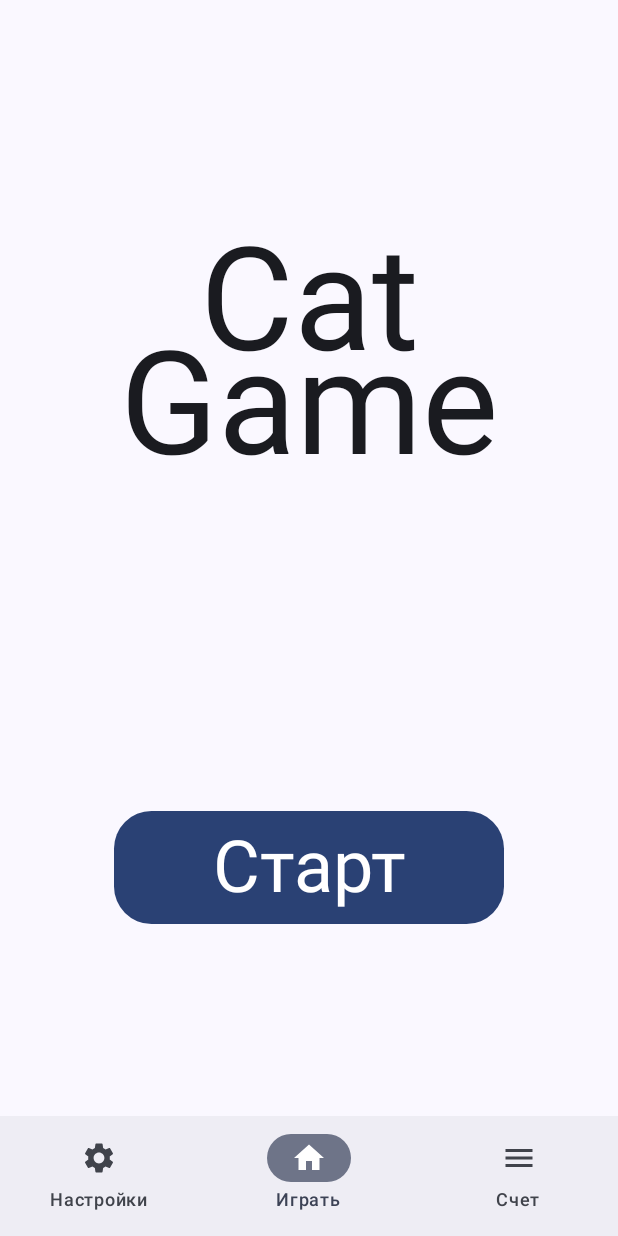
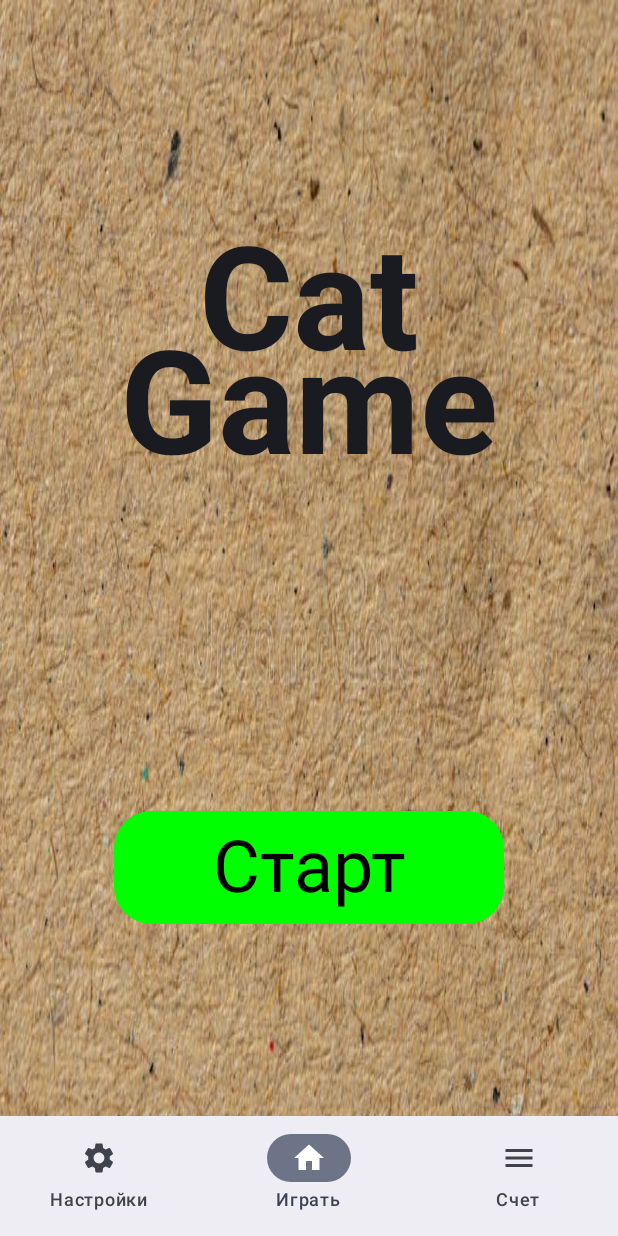
Before and after one commit to twiceamonth/cat-game, an Android app built with Jetpack Compose: the screen it shows after launch (MainActivity), on a phone screen of 412 x 824 dp. Run offline under Robolectric (Android 15) with nearby library versions, the phone set to English and light mode, and no system bars; our stand-ins replace Room's generated code; 1 statement that could not run was skipped.

Commit message:
Added: - mousse and background assets - random changing assets - fixes

```diff
--- a/app/src/main/java/tpu/mav26/catgame/CatGameViewModel.kt
+++ b/app/src/main/java/tpu/mav26/catgame/CatGameViewModel.kt
@@ -1,6 +1,10 @@
 package tpu.mav26.catgame
 
 import android.content.Context
+import android.os.Build
+import android.util.DisplayMetrics
+import android.view.WindowManager
+import androidx.annotation.RequiresApi
 import androidx.lifecycle.ViewModel
 import androidx.lifecycle.viewModelScope
 import androidx.room.Room
@@ -24,6 +28,9 @@ class CatGameViewModel(context: Context) : ViewModel() {
 
     /*              States              */
 
+    val mouseImageList = mutableListOf<Int>()
+    val bcgImageList = mutableListOf<Int>()
+
     private val _settingsState = MutableStateFlow(Settings())
     val settingsState: StateFlow<Settings> = _settingsState
 
@@ -38,6 +45,24 @@ class CatGameViewModel(context: Context) : ViewModel() {
             _settingsState.value = db.dao().getSettings()
             _scoreState.value = db.dao().getScore()
         }
+
+        for (i in 1..4) {
+            mouseImageList.add(
+                context.resources.getIdentifier(
+                    "m_$i",
+                    "drawable",
+                    context.packageName
+                )
+            )
+            bcgImageList.add(
+                context.resources.getIdentifier(
+                    "b_$i",
+                    "drawable",
+                    context.packageName
+                )
+            )
+        }
+
         // при первом заупуске приложния чтобы были мышки
         changeMouseCount(_settingsState.value.mouseCount)
     }
@@ -52,19 +77,26 @@ class CatGameViewModel(context: Context) : ViewModel() {
             db.dao().updateSettings(_settingsState.value)
 
             _gameState.value.mouseList.forEach {
-                it.size = Consts.baseMouseSize * newVal
+                it.size = when(newVal) {
+                    1 -> Consts.baseMouseSize * newVal // 50
+                    2 -> Consts.baseMouseSize * newVal - 40 // 60
+                    3 -> Consts.baseMouseSize * newVal - 80 // 70
+                    4 -> Consts.baseMouseSize * newVal - 120 // 80
+                    5 -> Consts.baseMouseSize * newVal - 160 // 90
+                    else -> Consts.baseMouseSize
+                }
             }
         }
     }
 
     fun changeMouseCount(newVal: Int) {
         viewModelScope.launch(Dispatchers.IO) {
-            while (newVal > _gameState.value.mouseList.size ) {
+            while (newVal > _gameState.value.mouseList.size) {
                 _gameState.value = _gameState.value.copy(
                     mouseList = _gameState.value.mouseList.plus(
                         Mouse(
                             Consts.baseMouseSize,
-                            R.drawable.cat_splash
+                            mouseImageList[Random.nextInt(0, 3)]
                         )
                     )
                 )
@@ -131,7 +163,7 @@ class CatGameViewModel(context: Context) : ViewModel() {
 
     fun plusHitClick() {
         _gameState.value = _gameState.value.copy(
-            hitClicks = _gameState.value.hitClicks + 1
+            hitClicks = _gameState.value.hitClicks + 1,
         )
     }
 }
--- a/app/src/main/java/tpu/mav26/catgame/Consts.kt
+++ b/app/src/main/java/tpu/mav26/catgame/Consts.kt
@@ -6,5 +6,6 @@ object Consts {
     val BottomBarItems = listOf(
         BottomBarScreens.Settings, BottomBarScreens.Main, BottomBarScreens.Score
     )
+
     val baseMouseSize = 50
 }
--- a/app/src/main/java/tpu/mav26/catgame/data/database/modelDto.kt
+++ b/app/src/main/java/tpu/mav26/catgame/data/database/modelDto.kt
@@ -6,7 +6,7 @@ import androidx.room.PrimaryKey
 @Entity
 data class Settings(
     @PrimaryKey(autoGenerate = true) val id: Int = 0,
-    var mouseSize: Int = 3,
+    var mouseSize: Int = 2,
     var mouseCount: Int = 3,
     var mouseSpeed: Int = 3
 )
--- a/app/src/main/java/tpu/mav26/catgame/data/model/Mouse.kt
+++ b/app/src/main/java/tpu/mav26/catgame/data/model/Mouse.kt
@@ -2,5 +2,5 @@ package tpu.mav26.catgame.data.model
 
 data class Mouse(
     var size: Int,
-    val img: Int
+    var img: Int
 )
--- a/app/src/main/java/tpu/mav26/catgame/navigation/AppNavGraph.kt
+++ b/app/src/main/java/tpu/mav26/catgame/navigation/AppNavGraph.kt
@@ -20,6 +20,7 @@ import tpu.mav26.catgame.ui.screens.Game
 import tpu.mav26.catgame.ui.screens.Score
 import tpu.mav26.catgame.ui.screens.Settings
 import tpu.mav26.catgame.ui.screens.SplashScreen
+import kotlin.random.Random
 
 @Composable
 fun AppNavGraph(
@@ -27,6 +28,10 @@ fun AppNavGraph(
     navController: NavHostController,
     modifier: Modifier = Modifier
 ) {
+    var randomBackground by remember {
+        mutableIntStateOf(viewModel.bcgImageList[Random.nextInt(0, 3)])
+    }
+
     NavHost(navController = navController, startDestination = Routes.CAT_GAME_SPLASH) {
         composable(Routes.CAT_GAME_SPLASH) {
             SplashScreen(navController = navController)
@@ -35,9 +40,11 @@ fun AppNavGraph(
         composable(Routes.CAT_GAME_GAME) {
             Game(
                 viewModel = viewModel,
+                randomBackground = randomBackground,
                 modifier = modifier,
                 onGoHome = {
                     viewModel.onExitSaveScore()
+                    randomBackground = viewModel.bcgImageList[Random.nextInt(0, 3)]
                     navController.navigate(Routes.CAT_GAME_HOME) {
                         popUpTo(Routes.CAT_GAME_GAME) {
                             inclusive = true
@@ -69,6 +76,7 @@ fun AppNavGraph(
                         )
 
                         Routes.CAT_GAME_MAIN -> CatGameMain(
+                            randomBackground = randomBackground,
                             modifier = modifier.padding(innerPadding),
                             onStart = {
                                 navController.navigate(Routes.CAT_GAME_GAME) {
--- a/app/src/main/java/tpu/mav26/catgame/ui/conponents/SettingsElement.kt
+++ b/app/src/main/java/tpu/mav26/catgame/ui/conponents/SettingsElement.kt
@@ -12,6 +12,7 @@ import androidx.compose.foundation.layout.fillMaxWidth
 import androidx.compose.foundation.layout.height
 import androidx.compose.foundation.layout.offset
 import androidx.compose.foundation.layout.size
+import androidx.compose.foundation.shape.RoundedCornerShape
 import androidx.compose.material.icons.Icons
 import androidx.compose.material.icons.filled.KeyboardArrowDown
 import androidx.compose.material.icons.filled.KeyboardArrowUp
@@ -109,7 +110,10 @@ fun AnimatedNumber(
         modifier = Modifier
             .size(40.dp)
             .offset(y = offset)
-            .background(if (isSelected) Color.Green else Color.Gray)
+            .background(
+                color = if (isSelected) Color.Green else Color.Gray,
+                shape = RoundedCornerShape(15.dp)
+            )
     ) {
         Text(
             text = number.toString(),
--- a/app/src/main/java/tpu/mav26/catgame/ui/screens/CatGameMain.kt
+++ b/app/src/main/java/tpu/mav26/catgame/ui/screens/CatGameMain.kt
@@ -1,5 +1,6 @@
 package tpu.mav26.catgame.ui.screens
 
+import androidx.compose.foundation.Image
 import androidx.compose.foundation.layout.Arrangement
 import androidx.compose.foundation.layout.Box
 import androidx.compose.foundation.layout.Column
@@ -10,10 +11,14 @@ import androidx.compose.foundation.layout.padding
 import androidx.compose.foundation.layout.width
 import androidx.compose.foundation.shape.RoundedCornerShape
 import androidx.compose.material3.Button
+import androidx.compose.material3.ButtonColors
 import androidx.compose.material3.Text
 import androidx.compose.runtime.Composable
 import androidx.compose.ui.Alignment
 import androidx.compose.ui.Modifier
+import androidx.compose.ui.graphics.Color
+import androidx.compose.ui.layout.ContentScale
+import androidx.compose.ui.res.painterResource
 import androidx.compose.ui.text.TextStyle
 import androidx.compose.ui.text.font.FontWeight
 import androidx.compose.ui.text.style.TextAlign
@@ -21,16 +26,23 @@ import androidx.compose.ui.unit.dp
 import androidx.compose.ui.unit.sp
 
 @Composable
-fun CatGameMain(modifier: Modifier = Modifier, onStart: () -> Unit) {
+fun CatGameMain(modifier: Modifier = Modifier, onStart: () -> Unit, randomBackground: Int) {
     Box(
         contentAlignment = Alignment.Center,
-        modifier = modifier
-            .fillMaxSize()
-            .padding(16.dp)
     ) {
+        Image(
+            painter = painterResource(id = randomBackground),
+            contentDescription = null,
+            contentScale = ContentScale.FillBounds,
+            modifier = Modifier.fillMaxSize()
+        )
+
         Column(
             verticalArrangement = Arrangement.Center,
-            horizontalAlignment = Alignment.CenterHorizontally
+            horizontalAlignment = Alignment.CenterHorizontally,
+            modifier = modifier
+                .fillMaxSize()
+                .padding(16.dp)
         ) {
             Spacer(modifier = Modifier.height(128.dp))
 
@@ -38,7 +50,7 @@ fun CatGameMain(modifier: Modifier = Modifier, onStart: () -> Unit) {
                 text = "Cat\nGame",
                 style = TextStyle(
                     fontSize = 96.sp,
-                    fontWeight = FontWeight.Normal,
+                    fontWeight = FontWeight.Bold,
                     lineHeight = 69.sp,
                     textAlign = TextAlign.Center
                 )
@@ -48,6 +60,12 @@ fun CatGameMain(modifier: Modifier = Modifier, onStart: () -> Unit) {
 
             Button(
                 onClick = onStart,
+                colors = ButtonColors(
+                    containerColor = Color.Green,
+                    contentColor = Color.Black,
+                    disabledContainerColor = Color.Transparent,
+                    disabledContentColor = Color.White
+                ),
                 shape = RoundedCornerShape(25.dp),
                 modifier = Modifier
                     .height(75.dp)
--- a/app/src/main/java/tpu/mav26/catgame/ui/screens/Score.kt
+++ b/app/src/main/java/tpu/mav26/catgame/ui/screens/Score.kt
@@ -20,7 +20,6 @@ import androidx.compose.ui.graphics.Color
 import androidx.compose.ui.text.TextStyle
 import androidx.compose.ui.text.font.FontWeight
 import androidx.compose.ui.text.style.TextAlign
-import androidx.compose.ui.unit.TextUnit
 import androidx.compose.ui.unit.dp
 import androidx.compose.ui.unit.sp
 import tpu.mav26.catgame.CatGameViewModel
--- a/app/src/main/java/tpu/mav26/catgame/ui/screens/Settings.kt
+++ b/app/src/main/java/tpu/mav26/catgame/ui/screens/Settings.kt
@@ -9,9 +9,6 @@ import androidx.compose.material3.Text
 import androidx.compose.runtime.Composable
 import androidx.compose.runtime.collectAsState
 import androidx.compose.runtime.getValue
-import androidx.compose.runtime.mutableIntStateOf
-import androidx.compose.runtime.remember
-import androidx.compose.runtime.setValue
 import androidx.compose.ui.Alignment
 import androidx.compose.ui.Modifier
 import androidx.compose.ui.text.TextStyle
```
Also changed, not shown: app/src/main/java/tpu/mav26/catgame/ui/screens/Game.kt (+71 -22 lines), app/src/main/res/drawable-nodpi/b_1.jpg (added), app/src/main/res/drawable-nodpi/b_2.jpg (added), app/src/main/res/drawable-nodpi/b_3.jpg (added), app/src/main/res/drawable-nodpi/b_4.jpg (added), app/src/main/res/drawable-nodpi/m_1.png (added), app/src/main/res/drawable-nodpi/m_2.png (added), app/src/main/res/drawable-nodpi/m_3.png (added), app/src/main/res/drawable-nodpi/m_4.png (added).
